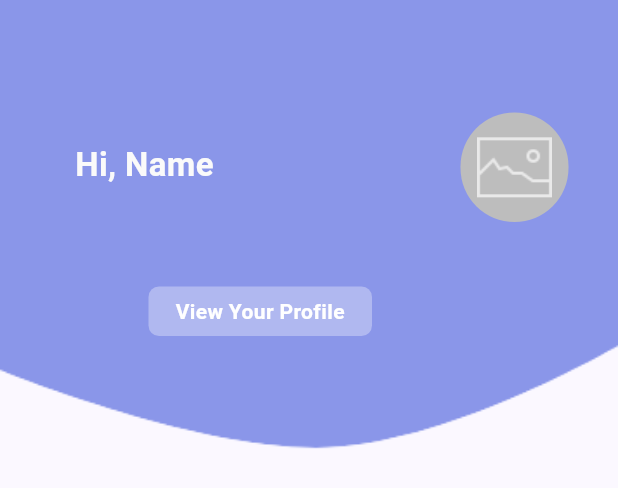
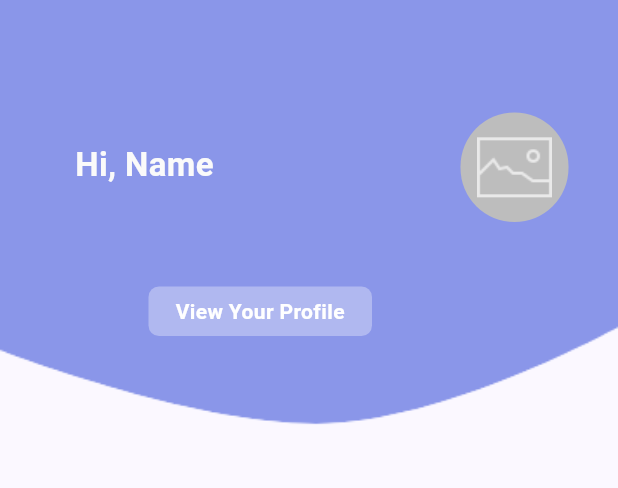
Before and after one commit to axah710/ta7alelak, a Flutter app: the HomeStack widget shown alone on an empty page, opened directly, on a phone screen of 412 x 824 dp. Shown: the top 488 px of the screen. Run offline on Flutter 3.47's test engine with Material 3 defaults, Android fonts, the phone set to English and light mode, and no system bars; our stand-ins replace animated_text_kit, dio, equatable, firebase_auth, firebase_core, flutter_bloc and 5 more; accounts and stored records are empty.

Commit message:
Refactor UI layout and remove unnecessary code
- Adjusted the layout of several UI components to better fit the screen size using MediaQuery.
- Removed unnecessary SizedBox widgets and commented-out code.
- Cleaned up the code by removing unused variables and imports.

```diff
--- a/lib/navigation/custom_bottom_navigation_bar.dart
+++ b/lib/navigation/custom_bottom_navigation_bar.dart
@@ -39,7 +39,6 @@
               selectedIndex = newIndex;
             });
           },
-          // tabBorderRadius: 100,
           gap: 1,
           padding: const EdgeInsets.all(12.0),
           tabs: const [
--- a/lib/widgets/custom_home_list_tile.dart
+++ b/lib/widgets/custom_home_list_tile.dart
@@ -24,6 +24,7 @@
         leading,
       ),
       title: Row(
+        mainAxisAlignment: MainAxisAlignment.spaceBetween,
         children: [
           Text(
             title,
@@ -33,9 +34,7 @@
               fontSize: 22,
             ),
           ),
-          SizedBox(
-            width: sizedBoxWidth,
-          ),
+
           CustomSignupButton(
             onTap: onTap,
             buttonName: buttonName,
--- a/lib/widgets/home_view_stack.dart
+++ b/lib/widgets/home_view_stack.dart
@@ -6,12 +6,15 @@
 
   @override
   Widget build(BuildContext context) {
+    double screenHeight = MediaQuery.of(context).size.height;
+    double screenWidth = MediaQuery.of(context).size.width;
     return Stack(
       children: <Widget>[
         Image.asset(
           fit: BoxFit.fill,
           "assets/images/Group3484.png",
-          width: MediaQuery.of(context).size.width,
+          width: screenWidth,
+          height: screenHeight * 0.42,
         ),
         Positioned(
           top: 94.5,
--- a/lib/widgets/login_body.dart
+++ b/lib/widgets/login_body.dart
@@ -23,6 +23,7 @@
 class _LoginBodyState extends State<LoginBody> {
   @override
   Widget build(BuildContext context) {
+
     return BlocConsumer<AuthCubit, AuthState>(
       listener: (context, state) {
         if (state is LoginLoadingState) {
```
Also changed, not shown: lib/widgets/home_list_tiles.dart (+5 -4 lines).
